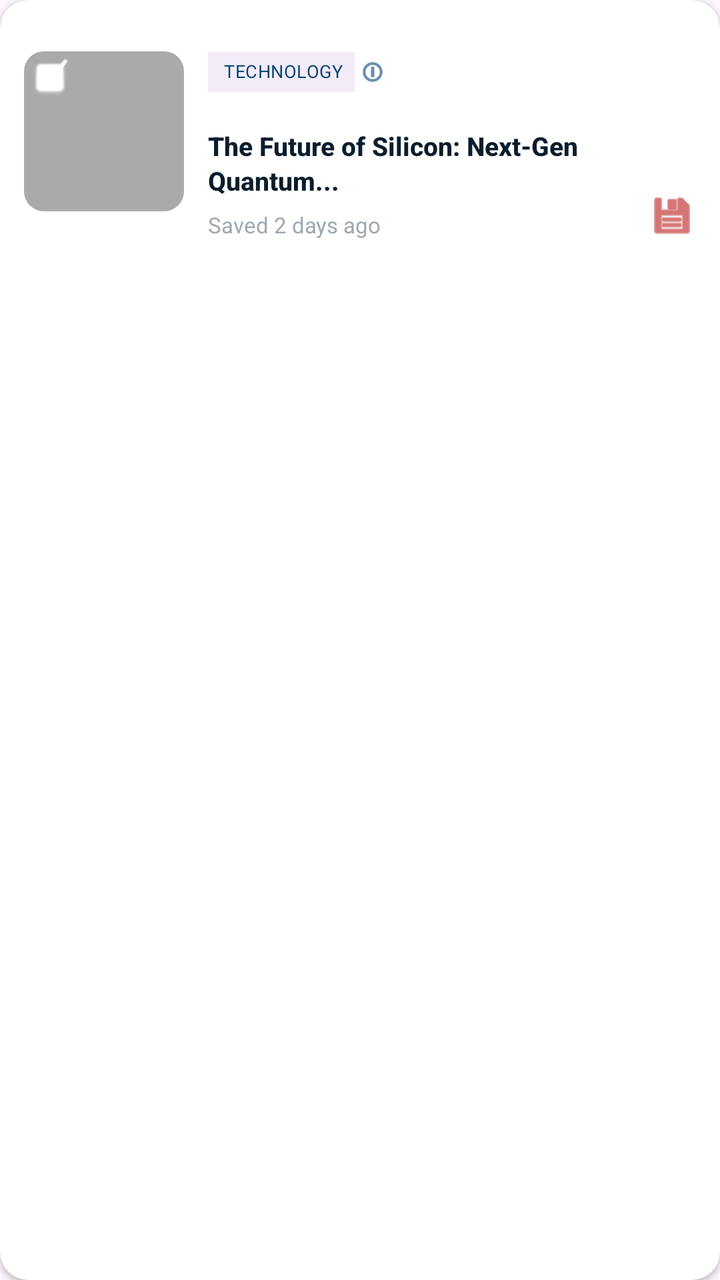
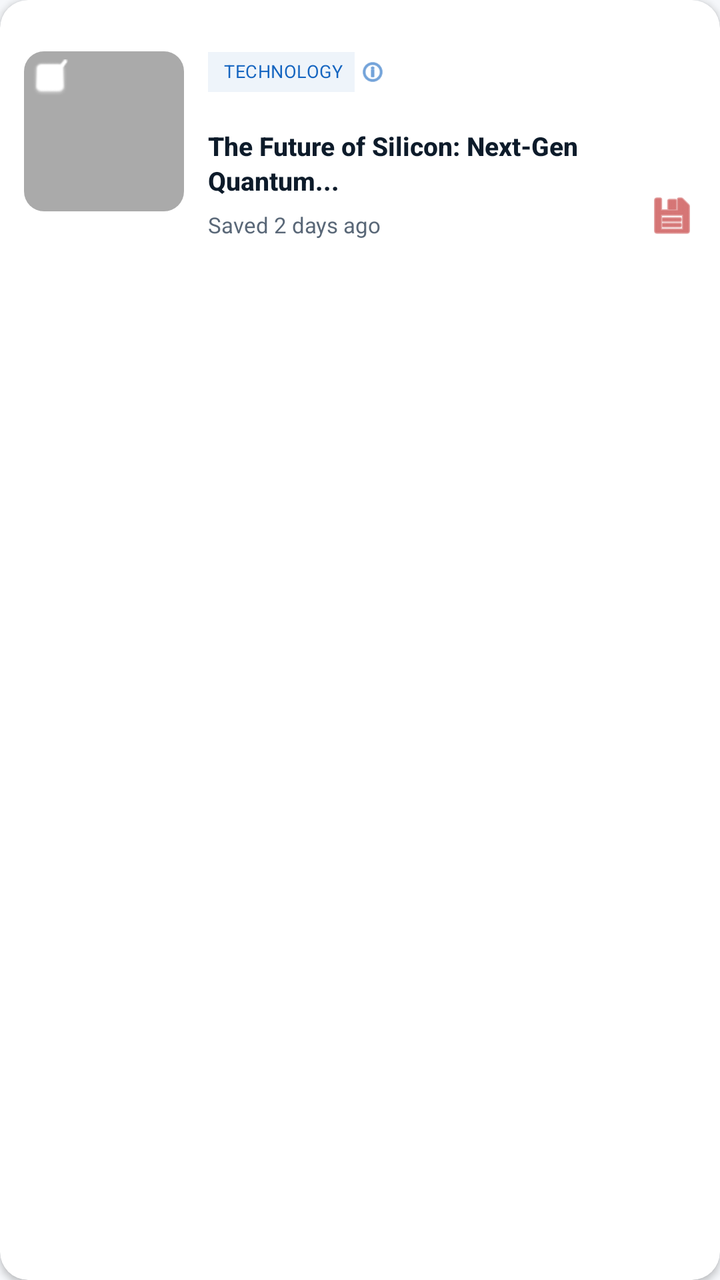

Two renders of the same Android screen: before a commit and after it. Below are the layout's source before the change and the commit's diff.
<!-- AndroidManifest.xml: application theme Theme.Kabarin -->
<!-- res/layout/item_saved_articles.xml -->
<?xml version="1.0" encoding="utf-8"?>
<androidx.cardview.widget.CardView
    xmlns:android="http://schemas.android.com/apk/res/android"
    xmlns:app="http://schemas.android.com/apk/res-auto"
    android:layout_width="match_parent"
    android:layout_height="wrap_content"
    android:layout_marginBottom="12dp"
    app:cardCornerRadius="14dp"
    app:cardElevation="2dp"
    app:cardBackgroundColor="#FFFFFF">

    <LinearLayout
        android:layout_width="match_parent"
        android:layout_height="wrap_content"
        android:orientation="horizontal"
        android:padding="12dp"
        android:gravity="center_vertical">

        
        <androidx.cardview.widget.CardView
            android:layout_width="80dp"
            android:layout_height="80dp"
            app:cardCornerRadius="10dp"
            app:cardElevation="0dp">

            <ImageView
                android:id="@+id/ivArticleImage"
                android:layout_width="match_parent"
                android:layout_height="match_parent"
                android:scaleType="centerCrop"
                android:contentDescription="Thumbnail"
                android:src="@android:color/darker_gray" />

            
            <ImageView
                android:layout_width="18dp"
                android:layout_height="18dp"
                android:layout_gravity="top|start"
                android:layout_margin="4dp"
                android:src="@android:drawable/checkbox_on_background"
                android:contentDescription="Saved"
                app:tint="#FFFFFF" />

        </androidx.cardview.widget.CardView>

        
        <LinearLayout
            android:layout_width="0dp"
            android:layout_height="wrap_content"
            android:layout_weight="1"
            android:orientation="vertical"
            android:layout_marginStart="12dp"
            android:layout_marginEnd="8dp">

            
            <LinearLayout
                android:layout_width="match_parent"
                android:layout_height="wrap_content"
                android:orientation="horizontal"
                android:gravity="center_vertical"
                android:layout_marginBottom="4dp">

                <com.google.android.material.chip.Chip
                    android:id="@+id/chipCategory"
                    android:layout_width="wrap_content"
                    android:layout_height="wrap_content"
                    android:text="TECHNOLOGY"
                    android:textColor="#004371"
                    android:textSize="9sp"
                    android:textAllCaps="true"
                    app:chipBackgroundColor="#00000000"
                    app:chipStrokeWidth="0dp"
                    app:chipCornerRadius="0dp"
                    app:chipMinHeight="20dp"
                    app:chipStartPadding="0dp"
                    app:chipEndPadding="0dp"
                    style="@style/Widget.MaterialComponents.Chip.Action" />

                
                <ImageView
                    android:layout_width="14dp"
                    android:layout_height="14dp"
                    android:layout_marginStart="2dp"
                    android:src="@android:drawable/ic_menu_info_details"
                    android:contentDescription="Verified"
                    app:tint="#004371" />

            </LinearLayout>

            
            <TextView
                android:id="@+id/tvArticleTitle"
                android:layout_width="match_parent"
                android:layout_height="wrap_content"
                android:text="The Future of Silicon: Next-Gen Quantum..."
                android:textColor="#0A1D2D"
                android:textSize="13sp"
                android:textStyle="bold"
                android:fontFamily="sans-serif-medium"
                android:maxLines="2"
                android:ellipsize="end"
                android:lineSpacingExtra="2dp" />

            
            <TextView
                android:id="@+id/tvSavedTime"
                android:layout_width="wrap_content"
                android:layout_height="wrap_content"
                android:layout_marginTop="6dp"
                android:text="Saved 2 days ago"
                android:textColor="#A0A8B0"
                android:textSize="11sp"
                android:fontFamily="sans-serif" />

        </LinearLayout>

        
        <ImageView
            android:id="@+id/ivBookmark"
            android:layout_width="24dp"
            android:layout_height="24dp"
            android:layout_gravity="bottom"
            android:src="@android:drawable/ic_menu_save"
            android:contentDescription="Bookmark"
            app:tint="#BA1A1A" />

    </LinearLayout>

</androidx.cardview.widget.CardView>
<!-- resources referenced by this layout -->
<resources>
  <style name="Theme.Kabarin" parent="Base.Theme.Kabarin" />
  <style name="Base.Theme.Kabarin" parent="Theme.Material3.DayNight.NoActionBar">
          
          
      </style>
</resources>

<!-- the commit's change to res/layout/item_saved_articles.xml (unified diff, before → after) -->
@@ -7,7 +7,7 @@
     android:layout_marginBottom="12dp"
     app:cardCornerRadius="14dp"
     app:cardElevation="2dp"
-    app:cardBackgroundColor="#FFFFFF">
+    app:cardBackgroundColor="?attr/colorSurface">
 
     <LinearLayout
         android:layout_width="match_parent"
@@ -65,10 +65,10 @@
                     android:layout_width="wrap_content"
                     android:layout_height="wrap_content"
                     android:text="TECHNOLOGY"
-                    android:textColor="#004371"
+                    android:textColor="?attr/colorPrimary"
                     android:textSize="9sp"
                     android:textAllCaps="true"
-                    app:chipBackgroundColor="#00000000"
+                    app:chipBackgroundColor="@android:color/transparent"
                     app:chipStrokeWidth="0dp"
                     app:chipCornerRadius="0dp"
                     app:chipMinHeight="20dp"
@@ -83,7 +83,7 @@
                     android:layout_marginStart="2dp"
                     android:src="@android:drawable/ic_menu_info_details"
                     android:contentDescription="Verified"
-                    app:tint="#004371" />
+                    app:tint="?attr/colorPrimary" />
 
             </LinearLayout>
 
@@ -93,7 +93,7 @@
                 android:layout_width="match_parent"
                 android:layout_height="wrap_content"
                 android:text="The Future of Silicon: Next-Gen Quantum..."
-                android:textColor="#0A1D2D"
+                android:textColor="?attr/colorOnSurface"
                 android:textSize="13sp"
                 android:textStyle="bold"
                 android:fontFamily="sans-serif-medium"
@@ -108,7 +108,7 @@
                 android:layout_height="wrap_content"
                 android:layout_marginTop="6dp"
                 android:text="Saved 2 days ago"
-                android:textColor="#A0A8B0"
+                android:textColor="?attr/colorOnSurfaceVariant"
                 android:textSize="11sp"
                 android:fontFamily="sans-serif" />
 
<!-- resource entries referenced after the edit -->
@@ -2,8 +2,15 @@
 <resources>
   <style name="Theme.Kabarin" parent="Base.Theme.Kabarin" />
   <style name="Base.Theme.Kabarin" parent="Theme.Material3.DayNight.NoActionBar">
-          
-          
+          <item name="colorPrimary">#1565C0</item>
+          <item name="colorOnPrimary">#FFFFFF</item>
+          <item name="colorPrimaryContainer">#D0E4F7</item>
+  
+          <item name="android:windowBackground">#F5F7FA</item>
+          <item name="colorSurface">#FFFFFF</item>
+          <item name="colorOnSurface">#0D1B2A</item>
+          <item name="colorOnSurfaceVariant">#5A6878</item>
+          <item name="colorOutline">#E8ECF0</item>
       </style>
 </resources>
 
